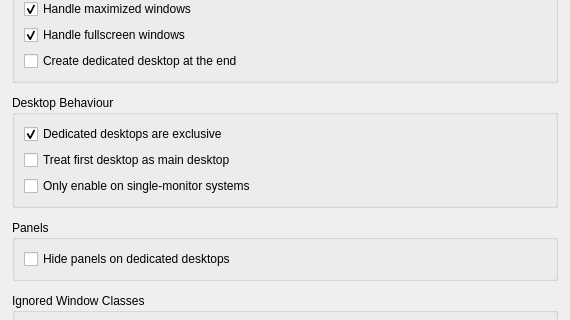
Above: contents/ui/config.ui from Ubiquitine/MACsimize6 before the change; both pictures show x 0 to 570 and y 110 to 430 of the 570 by 809 pixel window. Below: the same form after it.
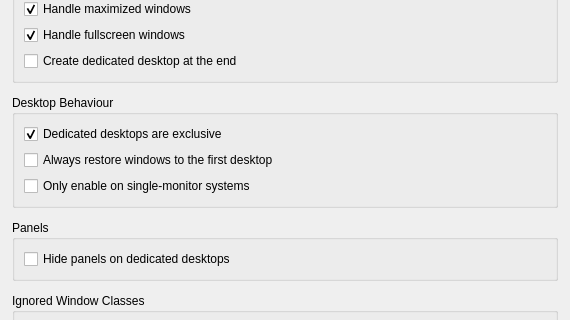
That is the form after the change.

Commit message: Improve phrasing of config option

```diff
--- a/contents/ui/config.ui
+++ b/contents/ui/config.ui
@@ -121,7 +121,7 @@
       <item>
        <widget class="QCheckBox" name="kcfg_mainDesktop">
         <property name="text">
-         <string>Treat first desktop as main desktop</string>
+         <string>Always restore windows to the first desktop</string>
         </property>
         <property name="checked">
          <bool>false</bool>
```
Left out of the diff: 2 changed lines with no effect on the pictures. The commit also changes 2 other files.
